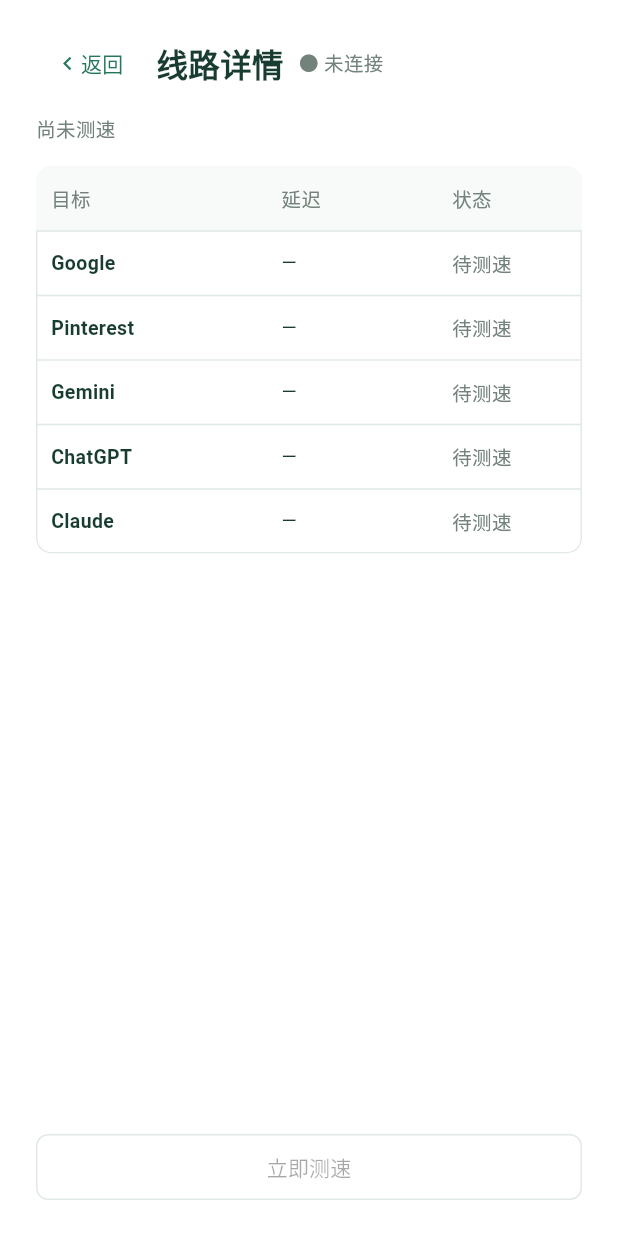
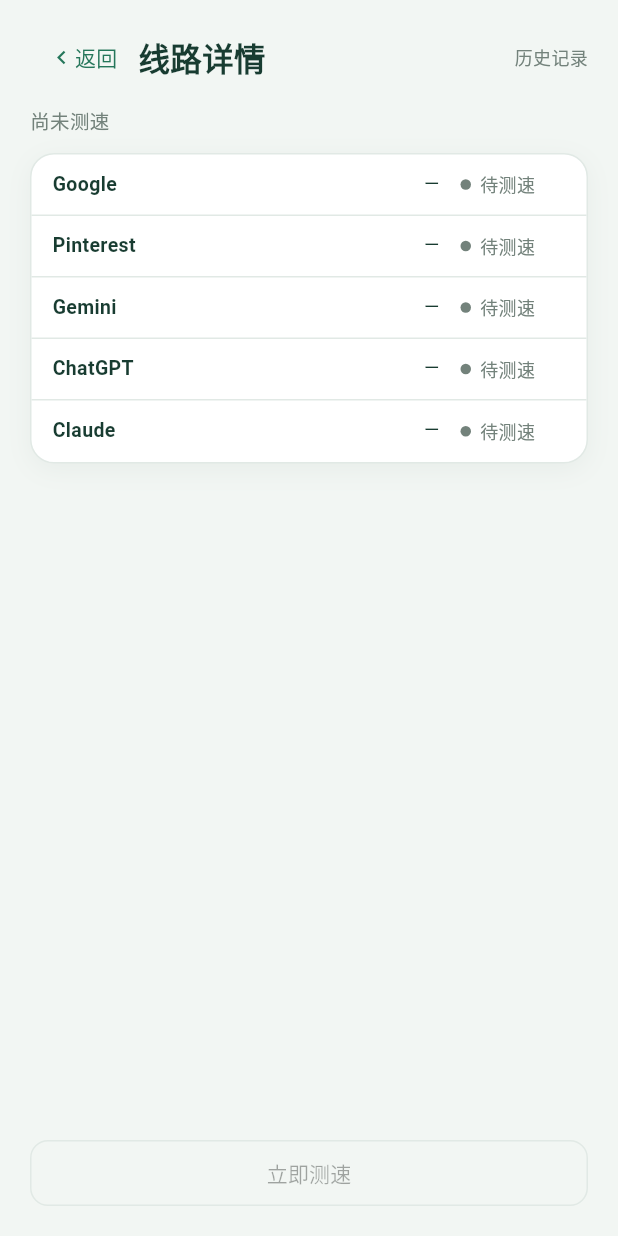
Before and after one commit to aki66938/overseas, a Flutter app: the DetailsPage widget shown alone on an empty page, opened directly with empty values, on a phone screen of 412 x 824 dp. Run offline on Flutter 3.47's test engine with Material 3 defaults, Android fonts, the phone set to English and light mode, and no system bars.

Commit message:
feat(ui): refresh Windows access console

```diff
--- a/apps/regen_access/lib/pages/details.dart
+++ b/apps/regen_access/lib/pages/details.dart
@@ -31,59 +31,51 @@
         : '${dates.last.toLocal().hour.toString().padLeft(2, '0')}:${dates.last.toLocal().minute.toString().padLeft(2, '0')} 更新';
     final history =
         status.probeHistorical || (!status.connected && results.isNotEmpty);
-    Widget cell(String text, {Color color = primary, bool bold = false}) =>
-        Padding(
-          padding: const EdgeInsets.symmetric(horizontal: 10, vertical: 12),
-          child: Text(
-            text,
-            style: TextStyle(
-              fontSize: 13,
-              color: color,
-              fontWeight: bold ? FontWeight.w600 : FontWeight.normal,
+    final compactLayout =
+        MediaQuery.sizeOf(context).width < 320 ||
+        MediaQuery.textScalerOf(context).scale(1) > 1.5;
+    final back = TextButton(
+      onPressed: onBack,
+      child: const Row(
+        mainAxisSize: MainAxisSize.min,
+        children: [Icon(Icons.chevron_left, size: 18), Text('返回')],
       ),
-          ),
+    );
+    const heading = Text(
+      '线路详情',
+      style: TextStyle(fontSize: 21, fontWeight: FontWeight.w600),
+    );
+    final connection = Text(
+      status.connected ? '已连接' : '历史记录',
+      style: TextStyle(fontSize: 12, color: status.connected ? success : muted),
     );
     return LayoutBuilder(
       builder: (context, constraints) => SingleChildScrollView(
         child: ConstrainedBox(
           constraints: BoxConstraints(minHeight: constraints.maxHeight),
           child: IntrinsicHeight(
+            child: ColoredBox(
+              color: canvas,
               child: Padding(
-              padding: const EdgeInsets.fromLTRB(24, 18, 24, 22),
+                padding: const EdgeInsets.fromLTRB(20, 14, 20, 18),
                 child: Column(
                   crossAxisAlignment: CrossAxisAlignment.stretch,
                   children: [
+                    if (compactLayout)
                       Wrap(
                         crossAxisAlignment: WrapCrossAlignment.center,
-                    spacing: 10,
+                        spacing: 8,
                         runSpacing: 4,
+                        children: [back, heading, connection],
+                      )
+                    else
+                      Row(
                         children: [
-                      TextButton(
-                        onPressed: onBack,
-                        child: const Row(
-                          mainAxisSize: MainAxisSize.min,
-                          children: [
-                            Icon(Icons.chevron_left, size: 18),
-                            Text('返回'),
-                          ],
-                        ),
-                      ),
-                      const Text(
-                        '线路详情',
-                        style: TextStyle(
-                          fontSize: 21,
-                          fontWeight: FontWeight.w600,
-                        ),
-                      ),
-                      Text(
-                        status.connected ? '● ${status.qualityLabel}' : '● 未连接',
-                        style: TextStyle(
-                          fontSize: 13,
-                          color: status.connected && status.quality == 'good'
-                              ? success
-                              : muted,
-                        ),
-                      ),
+                          back,
+                          const SizedBox(width: 2),
+                          heading,
+                          const Spacer(),
+                          connection,
                         ],
                       ),
                     const SizedBox(height: 10),
@@ -91,63 +83,34 @@
                       history ? '历史结果 · $updated' : updated,
                       style: const TextStyle(fontSize: 13, color: muted),
                     ),
-                  const SizedBox(height: 16),
-                  ClipRRect(
-                    borderRadius: BorderRadius.circular(10),
-                    child: DecoratedBox(
+                    const SizedBox(height: 12),
+                    Container(
                       decoration: BoxDecoration(
+                        color: Colors.white,
                         border: Border.all(color: border),
-                        borderRadius: BorderRadius.circular(10),
+                        borderRadius: BorderRadius.circular(16),
+                        boxShadow: const [
+                          BoxShadow(
+                            color: cardShadow,
+                            blurRadius: 14,
+                            offset: Offset(0, 4),
                           ),
-                      child: Table(
-                        columnWidths: const {
-                          0: FlexColumnWidth(1.35),
-                          1: FlexColumnWidth(1),
-                          2: FlexColumnWidth(.85),
-                        },
-                        defaultVerticalAlignment:
-                            TableCellVerticalAlignment.middle,
-                        border: const TableBorder(
-                          horizontalInside: BorderSide(color: border),
-                        ),
-                        children: [
-                          TableRow(
-                            decoration: const BoxDecoration(
-                              color: Color(0xfff7faf8),
-                            ),
-                            children: [
-                              cell('目标', color: muted),
-                              cell('延迟', color: muted),
-                              cell('状态', color: muted),
                         ],
                       ),
-                          for (final entry in targetNames.entries)
-                            TableRow(
+                      child: Column(
                         children: [
-                                cell(entry.value, bold: true),
-                                cell(
-                                  results[entry.key]?.reachable == true
-                                      ? '${results[entry.key]!.latencyMs} ms'
-                                      : '—',
-                                ),
-                                cell(
-                                  results[entry.key]?.health ?? '待测速',
-                                  color: history
-                                      ? muted
-                                      : results[entry.key]?.health == '正常'
-                                      ? success
-                                      : results[entry.key]?.health == '异常' ||
-                                            results[entry.key]?.health == '较慢'
-                                      ? warning
-                                      : muted,
-                                ),
-                              ],
+                          for (var i = 0; i < targetNames.entries.length; i++)
+                            _TargetRow(
+                              entry: targetNames.entries.elementAt(i),
+                              result:
+                                  results[targetNames.entries.elementAt(i).key],
+                              historical: history,
+                              showDivider: i != targetNames.entries.length - 1,
                             ),
                         ],
                       ),
                     ),
-                  ),
-                  const SizedBox(height: 24),
+                    const SizedBox(height: 14),
                     const Spacer(),
                     OutlinedButton(
                       onPressed: status.connected && !busy && !polling
@@ -167,6 +130,93 @@
             ),
           ),
         ),
+      ),
     );
   }
 }
+
+class _TargetRow extends StatelessWidget {
+  const _TargetRow({
+    required this.entry,
+    required this.result,
+    required this.historical,
+    required this.showDivider,
+  });
+
+  final MapEntry<String, String> entry;
+  final ProbeResult? result;
+  final bool historical, showDivider;
+
+  @override
+  Widget build(BuildContext context) {
+    final health = result?.health ?? '待测速';
+    final healthColor = historical
+        ? muted
+        : health == '正常'
+        ? success
+        : health == '异常' || health == '较慢'
+        ? warning
+        : muted;
+    return Container(
+      constraints: const BoxConstraints(minHeight: 41),
+      padding: const EdgeInsets.symmetric(horizontal: 14, vertical: 8),
+      decoration: BoxDecoration(
+        border: showDivider
+            ? const Border(bottom: BorderSide(color: border))
+            : null,
+      ),
+      child: Builder(
+        builder: (context) {
+          final name = Text(
+            entry.value,
+            style: const TextStyle(fontSize: 13, fontWeight: FontWeight.w600),
+          );
+          final latency = Text(
+            result?.reachable == true ? '${result!.latencyMs} ms' : '—',
+            textAlign: TextAlign.right,
+            style: const TextStyle(fontSize: 13, color: primary),
+          );
+          final state = Row(
+            mainAxisSize: MainAxisSize.min,
+            children: [
+              Container(
+                width: 7,
+                height: 7,
+                decoration: BoxDecoration(
+                  color: healthColor,
+                  shape: BoxShape.circle,
+                ),
+              ),
+              const SizedBox(width: 6),
+              Text(health, style: TextStyle(fontSize: 12, color: healthColor)),
+            ],
+          );
+          if (MediaQuery.sizeOf(context).width < 320 ||
+              MediaQuery.textScalerOf(context).scale(1) > 1.5) {
+            return Column(
+              crossAxisAlignment: CrossAxisAlignment.stretch,
+              children: [
+                Row(
+                  children: [
+                    Expanded(child: name),
+                    latency,
+                  ],
+                ),
+                const SizedBox(height: 4),
+                Align(alignment: Alignment.centerRight, child: state),
+              ],
+            );
+          }
+          return Row(
+            children: [
+              Expanded(child: name),
+              SizedBox(width: 76, child: latency),
+              const SizedBox(width: 14),
+              SizedBox(width: 70, child: state),
+            ],
+          );
+        },
+      ),
+    );
+  }
+}
--- a/apps/regen_access/lib/pages/home.dart
+++ b/apps/regen_access/lib/pages/home.dart
@@ -41,12 +41,7 @@
     final subtitle = unavailable
         ? '请稍后重试'
         : connected
-        ? switch (s!.quality) {
-            'good' => '海外线路正常',
-            'slow' => '部分目标响应较慢',
-            'failed' => '部分目标暂不可达',
-            _ => '线路质量待确认',
-          }
+        ? ''
         : s?.errorTitle != null
         ? ''
         : transitional || loading
@@ -73,26 +68,55 @@
     final duration = seconds == null
         ? '时长待确认'
         : '${(seconds ~/ 60).toString().padLeft(2, '0')}:${(seconds % 60).toString().padLeft(2, '0')}';
-    final healthy = connected && s!.quality == 'good';
+    final hasError = unavailable || s?.errorTitle != null;
     return LayoutBuilder(
       builder: (context, constraints) => SingleChildScrollView(
         child: ConstrainedBox(
           constraints: BoxConstraints(minHeight: constraints.maxHeight),
           child: IntrinsicHeight(
+            child: ColoredBox(
+              color: canvas,
               child: Padding(
-              padding: const EdgeInsets.fromLTRB(32, 54, 32, 22),
+                padding: const EdgeInsets.fromLTRB(24, 22, 24, 20),
                 child: Column(
                   crossAxisAlignment: CrossAxisAlignment.stretch,
                   children: [
-                  Center(
-                    child: Container(
-                      width: 88,
-                      height: 88,
+                    const Text(
+                      'REGENBIO  ·  海外访问',
+                      style: TextStyle(
+                        color: muted,
+                        fontSize: 12,
+                        fontWeight: FontWeight.w600,
+                        letterSpacing: .8,
+                      ),
+                    ),
+                    const SizedBox(height: 18),
+                    Container(
+                      padding: const EdgeInsets.fromLTRB(24, 28, 24, 24),
+                      decoration: BoxDecoration(
+                        color: Colors.white,
+                        borderRadius: BorderRadius.circular(18),
+                        border: Border.all(color: border),
+                        boxShadow: const [
+                          BoxShadow(
+                            color: cardShadow,
+                            blurRadius: 18,
+                            offset: Offset(0, 5),
+                          ),
+                        ],
+                      ),
+                      child: Column(
+                        children: [
+                          Container(
+                            width: 112,
+                            height: 112,
                             decoration: BoxDecoration(
                               shape: BoxShape.circle,
-                        color: healthy
-                            ? successBackground
-                            : const Color(0xfff1f5f3),
+                              color: connected ? successBackground : canvas,
+                              border: Border.all(
+                                color: connected ? primary : border,
+                                width: connected ? 4 : 2,
+                              ),
                             ),
                             child: loading || transitional || busy
                                 ? const Padding(
@@ -102,22 +126,17 @@
                                     ),
                                   )
                                 : Icon(
-                              healthy
+                                    connected
                                         ? Icons.check_rounded
-                                  : connected ||
-                                        unavailable ||
-                                        s?.state == 'needs_action'
+                                        : hasError || s?.state == 'needs_action'
                                         ? Icons.priority_high_rounded
                                         : Icons.power_settings_new_rounded,
-                              color: healthy
-                                  ? success
-                                  : connected ||
-                                        unavailable ||
-                                        s?.state == 'needs_action'
+                                    color: connected
+                                        ? primary
+                                        : hasError || s?.state == 'needs_action'
                                         ? warning
                                         : primary,
-                              size: 38,
-                            ),
+                                    size: 42,
                                   ),
                           ),
                           const SizedBox(height: 18),
@@ -130,13 +149,25 @@
                               color: primary,
                             ),
                           ),
+                          if (subtitle.isNotEmpty) ...[
                             const SizedBox(height: 8),
                             Text(
                               subtitle,
                               textAlign: TextAlign.center,
                               style: const TextStyle(color: muted),
                             ),
-                  const SizedBox(height: 34),
+                          ],
+                          if (connected) ...[
+                            const SizedBox(height: 8),
+                            Text(
+                              '已连接 $duration',
+                              style: const TextStyle(
+                                fontSize: 13,
+                                color: muted,
+                              ),
+                            ),
+                          ],
+                          const SizedBox(height: 24),
                           if (s?.configurationUnavailable == true)
                             const Text(
                               '联系 IT',
@@ -145,42 +176,43 @@
                             )
                           else
                             FilledButton(
-                      onPressed: loading || transitional || busy || polling
+                              onPressed:
+                                  loading || transitional || busy || polling
                                   ? null
                                   : onAction,
                               child: Text(label),
                             ),
-                  const SizedBox(height: 28),
-                  const Spacer(),
+                        ],
+                      ),
+                    ),
+                    const SizedBox(height: 14),
                     if (!unavailable && !loading && s?.errorTitle == null) ...[
-                    const Divider(color: border, height: 1),
-                    const SizedBox(height: 12),
-                    Wrap(
-                      alignment: WrapAlignment.spaceBetween,
-                      crossAxisAlignment: WrapCrossAlignment.center,
-                      spacing: 12,
-                      children: [
-                        if (connected)
-                          Text(
-                            '已连接 $duration',
-                            style: const TextStyle(fontSize: 13, color: muted),
-                          )
-                        else
-                          const SizedBox(),
-                        TextButton(
+                      Container(
+                        decoration: BoxDecoration(
+                          color: Colors.white,
+                          borderRadius: BorderRadius.circular(14),
+                          border: Border.all(color: border),
+                        ),
+                        child: TextButton(
                           onPressed: onDetails,
                           child: const Row(
-                            mainAxisSize: MainAxisSize.min,
+                            mainAxisAlignment: MainAxisAlignment.spaceBetween,
                             children: [
                               Text('线路详情'),
                               Icon(Icons.chevron_right, size: 18),
                             ],
                           ),
                         ),
+                      ),
+                    ],
+                    const Spacer(),
+                    const Text(
+                      'HTTPS 首响应延迟 · 按需启用',
+                      textAlign: TextAlign.center,
+                      style: TextStyle(color: muted, fontSize: 12),
+                    ),
                   ],
                 ),
-                  ],
-                ],
               ),
             ),
           ),
--- a/apps/regen_access/lib/theme.dart
+++ b/apps/regen_access/lib/theme.dart
@@ -7,10 +7,12 @@
 const muted = Color(0xff73827b);
 const border = Color(0xffe1e9e5);
 const warning = Color(0xffa36b16);
+const canvas = Color(0xfff2f6f3);
+const cardShadow = Color(0x0d183c31);
 
 ThemeData accessTheme(String? fontFamily) => ThemeData(
   useMaterial3: true,
-  scaffoldBackgroundColor: Colors.white,
+  scaffoldBackgroundColor: canvas,
   fontFamily: fontFamily,
   fontFamilyFallback: const ['Microsoft YaHei', 'PingFang SC', 'sans-serif'],
   colorScheme: ColorScheme.fromSeed(
@@ -20,14 +22,20 @@
     surface: Colors.white,
   ),
   textTheme: const TextTheme(
-    bodyMedium: TextStyle(fontSize: 14, color: primary),
+    titleLarge: TextStyle(
+      fontSize: 22,
+      fontWeight: FontWeight.w600,
+      color: primary,
+    ),
+    bodyMedium: TextStyle(fontSize: 14, color: primary, height: 1.35),
     bodySmall: TextStyle(fontSize: 13, color: muted),
   ),
   filledButtonTheme: FilledButtonThemeData(
     style: FilledButton.styleFrom(
       minimumSize: const Size(double.infinity, 48),
       padding: const EdgeInsets.symmetric(horizontal: 16, vertical: 14),
-      shape: RoundedRectangleBorder(borderRadius: BorderRadius.circular(10)),
+      elevation: 0,
+      shape: RoundedRectangleBorder(borderRadius: BorderRadius.circular(12)),
     ),
   ),
   outlinedButtonTheme: OutlinedButtonThemeData(
@@ -35,7 +43,8 @@
       minimumSize: const Size(double.infinity, 44),
       side: const BorderSide(color: border),
       padding: const EdgeInsets.symmetric(horizontal: 14, vertical: 12),
-      shape: RoundedRectangleBorder(borderRadius: BorderRadius.circular(8)),
+      foregroundColor: primary,
+      shape: RoundedRectangleBorder(borderRadius: BorderRadius.circular(12)),
     ),
   ),
   textButtonTheme: TextButtonThemeData(
```
Also changed, not shown: 12 other files. Lines whose indentation alone changed are shown as unchanged.
